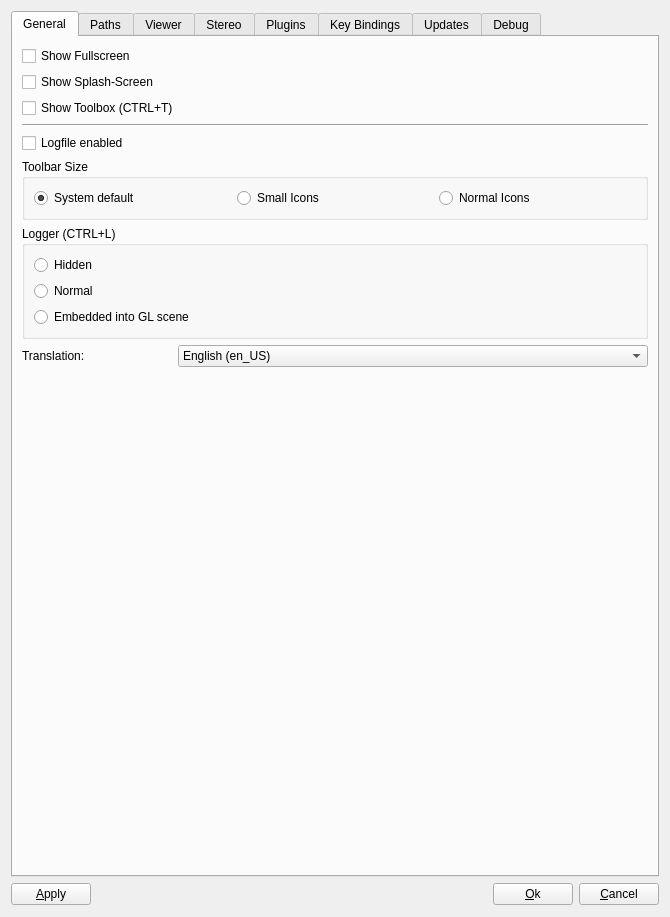
Old version of the form OpenFlipper/widgets/optionsWidget/optionsWidget.ui in the repository ShenRen/OpenFlipper.
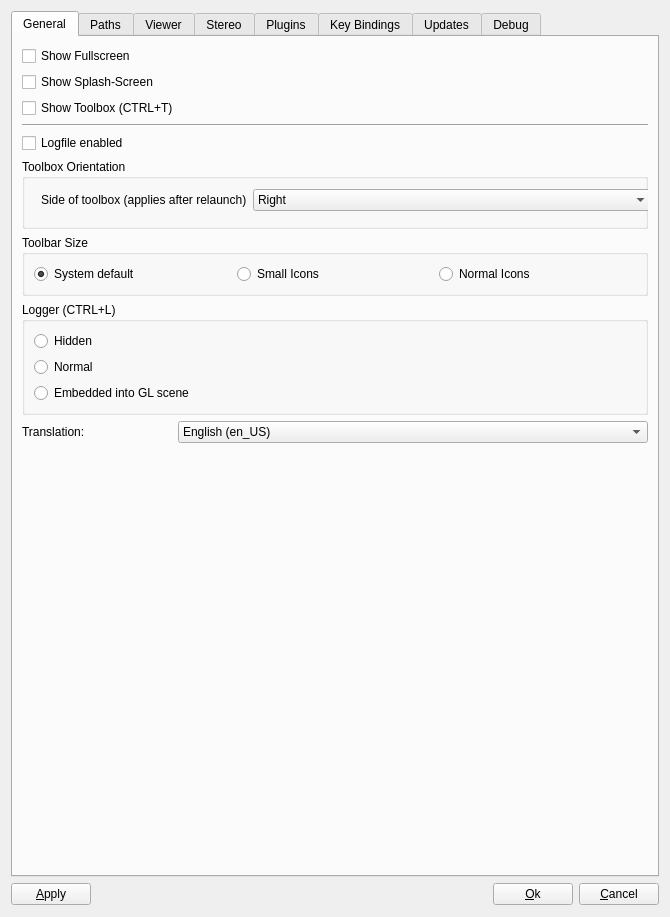
New version of the form. The open tabs and pages were chosen to show the change. Custom widgets are drawn as their Qt base class.

Commit message: Option to switch toolbox between left and right side

```diff
--- a/OpenFlipper/widgets/optionsWidget/optionsWidget.ui
+++ b/OpenFlipper/widgets/optionsWidget/optionsWidget.ui
@@ -92,6 +92,52 @@
          </property>
         </widget>
        </item>
+       <item>
+        <widget class="QGroupBox" name="groupBox_6">
+         <property name="minimumSize">
+          <size>
+           <width>0</width>
+           <height>70</height>
+          </size>
+         </property>
+         <property name="title">
+          <string>Toolbox Orientation</string>
+         </property>
+         <widget class="QWidget" name="formLayoutWidget">
+          <property name="geometry">
+           <rect>
+            <x>19</x>
+            <y>30</y>
+            <width>611</width>
+            <height>31</height>
+           </rect>
+          </property>
+          <layout class="QFormLayout" name="formLayout_4">
+           <item row="0" column="0">
+            <widget class="QLabel" name="label_26">
+             <property name="text">
+              <string>Side of toolbox (applies after relaunch)</string>
+             </property>
+            </widget>
+           </item>
+           <item row="0" column="1">
+            <widget class="QComboBox" name="toolBoxOrientation">
+             <item>
+              <property name="text">
+               <string>Right</string>
+              </property>
+             </item>
+             <item>
+              <property name="text">
+               <string>Left</string>
+              </property>
+             </item>
+            </widget>
+           </item>
+          </layout>
+         </widget>
+        </widget>
+       </item>
        <item>
         <widget class="QGroupBox" name="groupBox_11">
          <property name="title">
```
Left out of the diff: 2 changed lines with no effect on the pictures. The commit also changes 1 other file.
